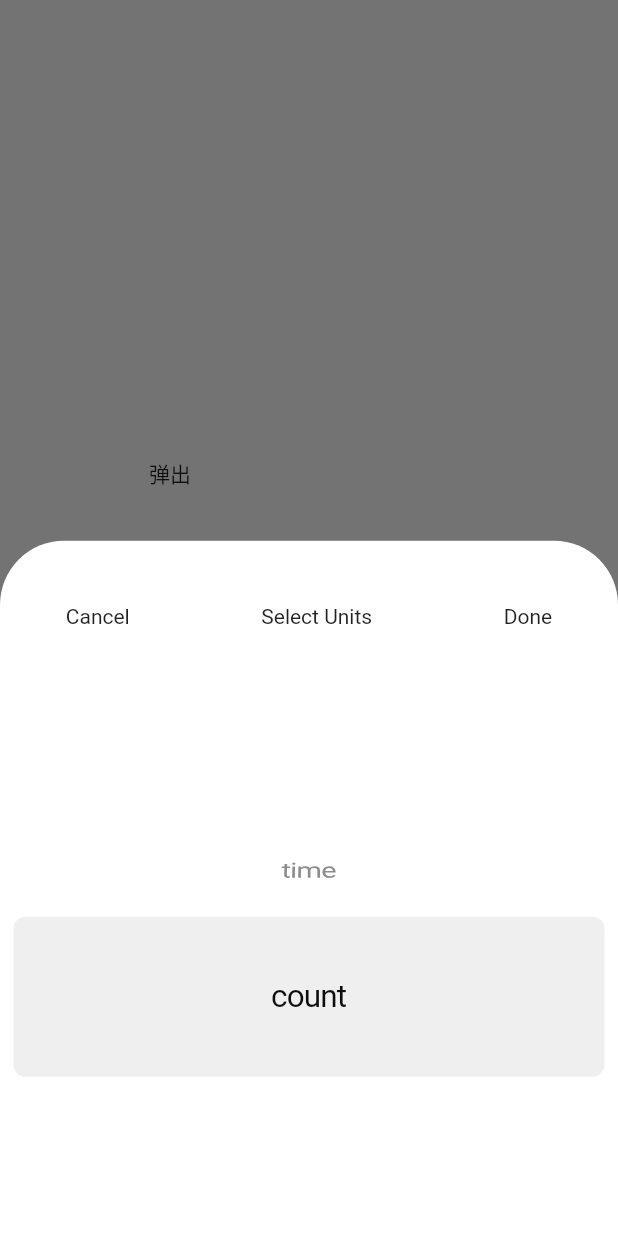
After one commit to jack0-0wu/flutter_demo, a Flutter app: the IosBottomDemo screen opened directly, after a tap on "弹出", on a phone screen of 412 x 824 dp. The commit adds this screen. Run offline on Flutter 3.47's test engine with Material 2 defaults, Android fonts, the phone set to English and light mode, and no system bars; our stand-ins replace camera, faker, flutter_swiper, image_picker, logger, permission_handler; missing offline and left inert: image_crop, transformer_page_view.

Commit message:
no message

```diff
--- a/lib/config/routers.dart
+++ b/lib/config/routers.dart
@@ -13,6 +13,7 @@ import 'package:flutter_demo/page/demo/clipping_picture_demo/crop_demo.dart';
 import 'package:flutter_demo/page/demo/faker_demo/faker_demo.dart';
 import 'package:flutter_demo/page/demo/globalKey_demo/globalKey_demo.dart';
 import 'package:flutter_demo/page/demo/index/index.dart';
+import 'package:flutter_demo/page/demo/ios_bottom_demo/ios_bottom_demo.dart';
 import 'package:flutter_demo/page/demo/json_to_model_demo/json_to_model_demo.dart';
 import 'package:flutter_demo/page/demo/logger_demo/logger_demo.dart';
 import 'package:flutter_demo/page/demo/planfrom_demo/planform_channel_demo2.dart';
@@ -57,6 +58,7 @@ class Routers {
     'streamBuilderDemo': StreamBuilderDemo(),
     'futureBuilderDemo':FutureBuilderDemo(),
     'bottomAnimNavPage':BottomAnimNavPage(),
+    'iosBottomDemo':IosBottomDemo(),
     'globalKeyDemo': GlobalKeyDemo(key: StaticResource.testKey),
   };
 }
--- a/lib/config/static_resource.dart
+++ b/lib/config/static_resource.dart
@@ -30,6 +30,7 @@ class StaticResource {
     "streamBuilder Demo": "streamBuilderDemo",
     "futureBuilder Demo": "futureBuilderDemo",
     "圆形选择器 Demo": "bottomAnimNavPage",
+    "Ios风格的底部选择器 Demo": "iosBottomDemo",
   };
 
   //测试用key
--- /dev/null
+++ b/lib/page/demo/ios_bottom_demo/ios_bottom_demo.dart
@@ -0,0 +1,97 @@
+import 'package:flutter/cupertino.dart';
+import 'package:flutter/material.dart';
+import 'package:flutter_demo/util/util.dart';
+
+/**
+ * @author wu chao
+ * @project flutter_demo
+ * @date 2021/5/20
+ */
+
+class IosBottomDemo extends StatefulWidget {
+  const IosBottomDemo({Key key}) : super(key: key);
+
+  @override
+  _IosBottomDemoState createState() => _IosBottomDemoState();
+}
+
+class _IosBottomDemoState extends State<IosBottomDemo> {
+  @override
+  Widget build(BuildContext context) {
+    return Scaffold(
+      body: Center(
+          child:GestureDetector(
+            child: Container(
+              width: 200.s,
+              height: 200.s,
+              child: Text("弹出"),
+            ),
+            onTap: () {
+              showModalBottomSheet(
+                  context: context,
+                  backgroundColor: Colors.transparent, //重点
+                  builder: (context) {
+                    return Container(
+                      height: 510.s,
+                      padding: EdgeInsets.fromLTRB(0, 40.s, 0, 0),
+                      decoration: BoxDecoration(
+                          color: Colors.white,
+                          borderRadius: BorderRadius.only(
+                              topLeft: Radius.circular(40.s),
+                              topRight: Radius.circular(40.s))),
+                      child: Column(
+                        children: [
+                          Row(
+                            mainAxisAlignment: MainAxisAlignment.spaceAround,
+                            children: [
+                              Text(
+                                "Cancel",
+                              ),
+                              Text(
+                                "Select Units",
+                              ),
+                              Text(
+                                "Done",
+                              ),
+                            ],
+                          ),
+                          SizedBox(
+                            height: 80.s,
+                          ),
+                          Container(
+                            height: 300.s,
+                            child: CupertinoPicker(
+                              useMagnifier: true,
+                              itemExtent: 100.s,
+                              scrollController:
+                                  FixedExtentScrollController(initialItem: 1),
+                              onSelectedItemChanged: (int index) {
+                                print(index);
+                              },
+                              children: [
+                                Container(
+                                  alignment: Alignment.center,
+                                  child: Text(
+                                    "time",
+                                  ),
+                                ),
+                                Container(
+                                  alignment: Alignment.center,
+                                  child: Text(
+                                    "count",
+                                  ),
+                                ),
+                              ],
+                            ),
+                          )
+                        ],
+                      ),
+                    );
+                  });
+            },
+          )
+
+      ),
+    );
+  }
+}
```
